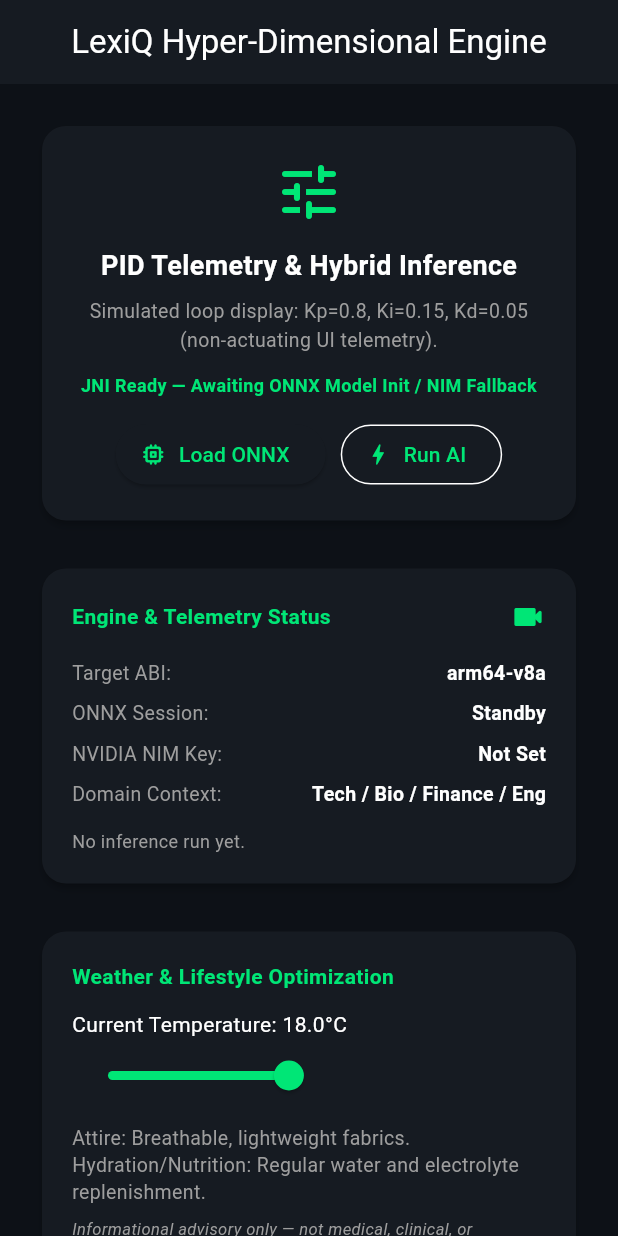
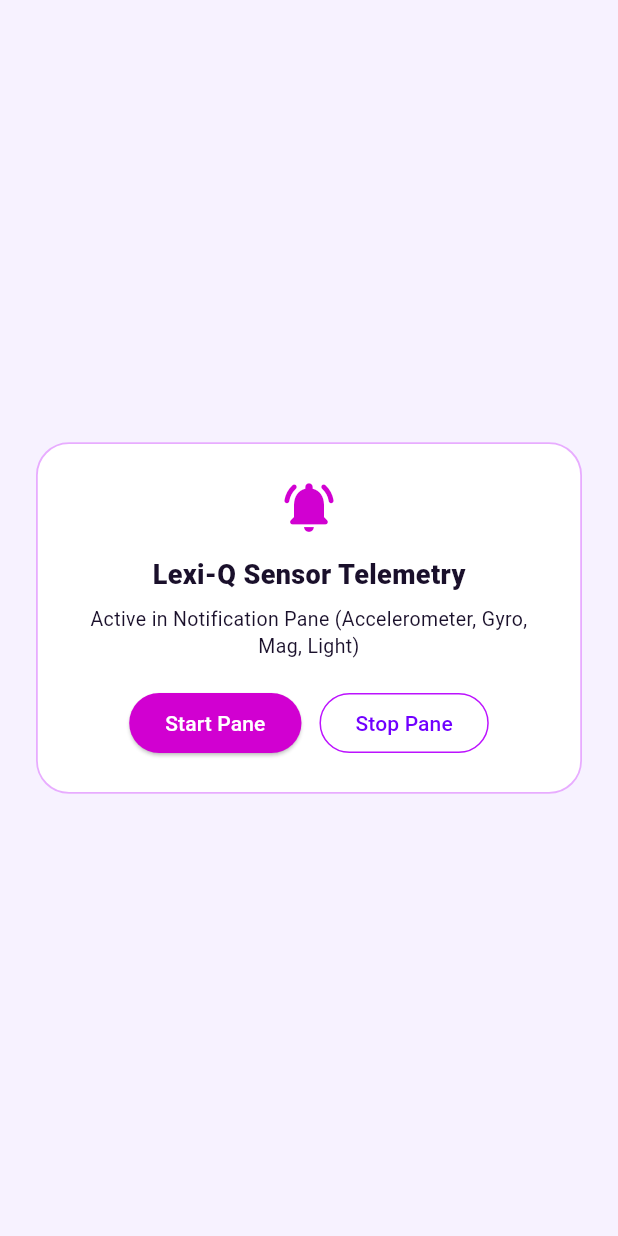
Before and after one commit to PopeTroy/LexiQ-Compliance, a Flutter app: the screen it shows after launch, on a phone screen of 412 x 824 dp. Run offline on Flutter 3.47's test engine with Material 3 defaults, Android fonts, the phone set to English and light mode, and no system bars.

Commit message:
Add sensor telemetry functionality and UI

```diff
--- a/lib/main.dart
+++ b/lib/main.dart
@@ -16,11 +16,19 @@ const String _kNvidiaModel = String.fromEnvironment(
   defaultValue: 'meta/llama-3.1-8b-instruct',
 );
 
+const Color _kPlumPrimary = Color(0xFFD100D1);
+const Color _kPurpleNeon = Color(0xFFBC13FE);
+const Color _kPurpleDeep = Color(0xFF7000FF);
+const Color _kLightBg = Color(0xFFF7F2FF);
+const Color _kInkDark = Color(0xFF1A102B);
+
 class LexiQNativeBridge {
   LexiQNativeBridge._();
   static final LexiQNativeBridge instance = LexiQNativeBridge._();
 
   static const MethodChannel _channel = MethodChannel('org.linguistic.assistant/onnx_engine');
+  static const MethodChannel _telemetryChannel =
+      MethodChannel('org.linguistic.assistant/telemetry_service');
 
   Future<String> prepareAssetModelToDisk(String assetPath) async {
     final ByteData data = await rootBundle.load(assetPath);
@@ -65,6 +73,18 @@ class LexiQNativeBridge {
         .timeout(const Duration(seconds: 5));
     if (raw == null) return null;
     return Int8List.fromList(raw);
+  }
+
+  Future<void> startSensorTelemetry() async {
+    await _telemetryChannel
+        .invokeMethod<void>('startSensorTelemetry')
+        .timeout(const Duration(seconds: 5));
+  }
+
+  Future<void> stopSensorTelemetry() async {
+    await _telemetryChannel
+        .invokeMethod<void>('stopSensorTelemetry')
+        .timeout(const Duration(seconds: 5));
   }
 
   Future<String> queryNvidiaNimFallback(String prompt) async {
@@ -133,10 +153,154 @@ void main() {
       debugPrint('FlutterError: ${details.exceptionAsString()}');
     };
 
-    runApp(const LexiQApp());
+    runApp(const LexiQNotificationServiceApp());
   }, (Object error, StackTrace stackTrace) {
     debugPrint('Uncaught zone error: $error\n$stackTrace');
   });
+}
+
+class LexiQNotificationServiceApp extends StatelessWidget {
+  const LexiQNotificationServiceApp({super.key});
+
+  @override
+  Widget build(BuildContext context) {
+    return MaterialApp(
+      debugShowCheckedModeBanner: false,
+      title: 'Lexi-Q Sensor Pane',
+      theme: ThemeData(
+        brightness: Brightness.light,
+        scaffoldBackgroundColor: _kLightBg,
+        colorScheme: const ColorScheme.light(
+          primary: _kPlumPrimary,
+          secondary: _kPurpleNeon,
+          surface: Colors.white,
+        ),
+      ),
+      home: const SensorNotificationControllerScreen(),
+    );
+  }
+}
+
+class SensorNotificationControllerScreen extends StatefulWidget {
+  const SensorNotificationControllerScreen({super.key});
+
+  @override
+  State<SensorNotificationControllerScreen> createState() =>
+      _SensorNotificationControllerScreenState();
+}
+
+class _SensorNotificationControllerScreenState
+    extends State<SensorNotificationControllerScreen> {
+  String _status = 'Starting sensor notification telemetry...';
+  bool _running = false;
+
+  @override
+  void initState() {
+    super.initState();
+    WidgetsBinding.instance.addPostFrameCallback((_) {
+      _startSensorTelemetry();
+    });
+  }
+
+  Future<void> _startSensorTelemetry() async {
+    try {
+      await LexiQNativeBridge.instance.startSensorTelemetry();
+      if (!mounted) return;
+      setState(() {
+        _running = true;
+        _status = 'Active in Notification Pane (Accelerometer, Gyro, Mag, Light)';
+      });
+    } catch (e) {
+      if (!mounted) return;
+      setState(() {
+        _running = false;
+        _status = 'Service trigger: $e';
+      });
+    }
+  }
+
+  Future<void> _stopSensorTelemetry() async {
+    try {
+      await LexiQNativeBridge.instance.stopSensorTelemetry();
+      if (!mounted) return;
+      setState(() {
+        _running = false;
+        _status = 'Sensor notification telemetry stopped.';
+      });
+    } catch (e) {
+      if (!mounted) return;
+      setState(() {
+        _status = 'Stop error: $e';
+      });
+    }
+  }
+
+  @override
+  Widget build(BuildContext context) {
+    return Scaffold(
+      body: Center(
+        child: Padding(
+          padding: const EdgeInsets.all(24),
+          child: Container(
+            padding: const EdgeInsets.all(22),
+            decoration: BoxDecoration(
+              color: Colors.white,
+              borderRadius: BorderRadius.circular(22),
+              border: Border.all(color: _kPurpleNeon.withValues(alpha: 0.35), width: 1.2),
+            ),
+            child: Column(
+              mainAxisSize: MainAxisSize.min,
+              children: [
+                Icon(
+                  Icons.notifications_active_rounded,
+                  size: 40,
+                  color: _running ? _kPlumPrimary : _kPurpleDeep,
+                ),
+                const SizedBox(height: 12),
+                const Text(
+                  'Lexi-Q Sensor Telemetry',
+                  style: TextStyle(
+                    fontSize: 18,
+                    fontWeight: FontWeight.w800,
+                    color: _kInkDark,
+                  ),
+                ),
+                const SizedBox(height: 8),
+                Text(
+                  _status,
+                  textAlign: TextAlign.center,
+                  style: const TextStyle(fontSize: 13, color: _kInkDark, height: 1.35),
+                ),
+                const SizedBox(height: 18),
+                Row(
+                  mainAxisAlignment: MainAxisAlignment.center,
+                  children: [
+                    ElevatedButton(
+                      onPressed: _startSensorTelemetry,
+                      style: ElevatedButton.styleFrom(
+                        backgroundColor: _kPlumPrimary,
+                        foregroundColor: Colors.white,
+                      ),
+                      child: const Text('Start Pane'),
+                    ),
+                    const SizedBox(width: 12),
+                    OutlinedButton(
+                      onPressed: _stopSensorTelemetry,
+                      style: OutlinedButton.styleFrom(
+                        foregroundColor: _kPurpleDeep,
+                        side: const BorderSide(color: _kPurpleNeon),
+                      ),
+                      child: const Text('Stop Pane'),
+                    ),
+                  ],
+                ),
+              ],
+            ),
+          ),
+        ),
+      ),
+    );
+  }
 }
 
 class LexiQApp extends StatelessWidget {
```
